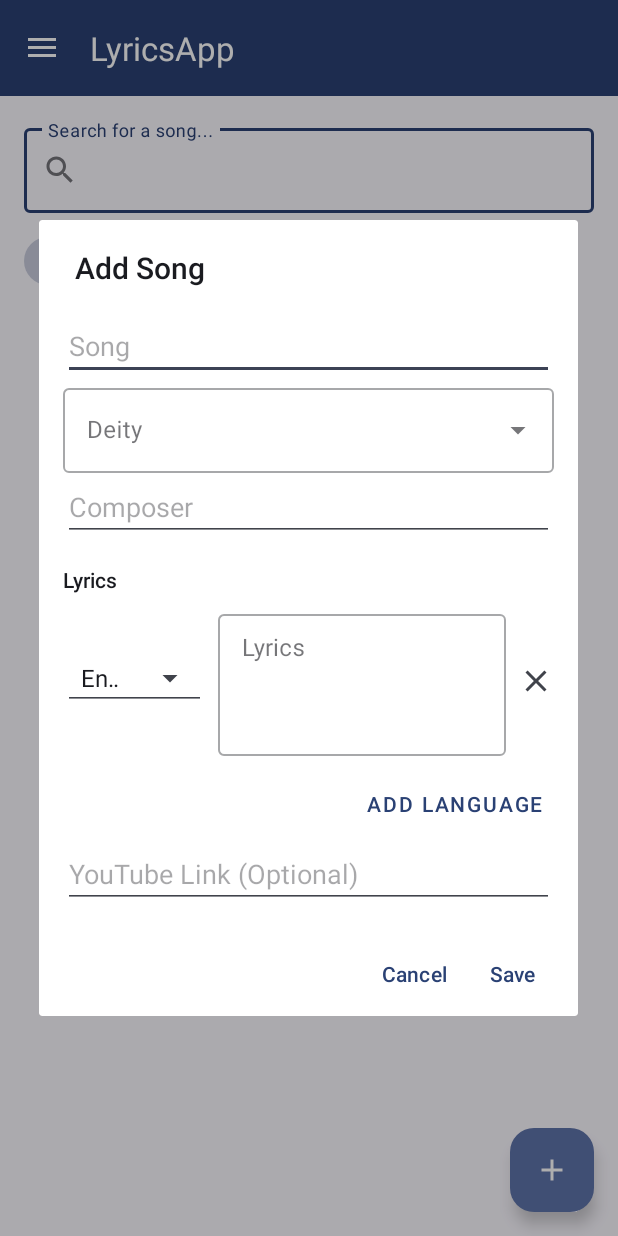
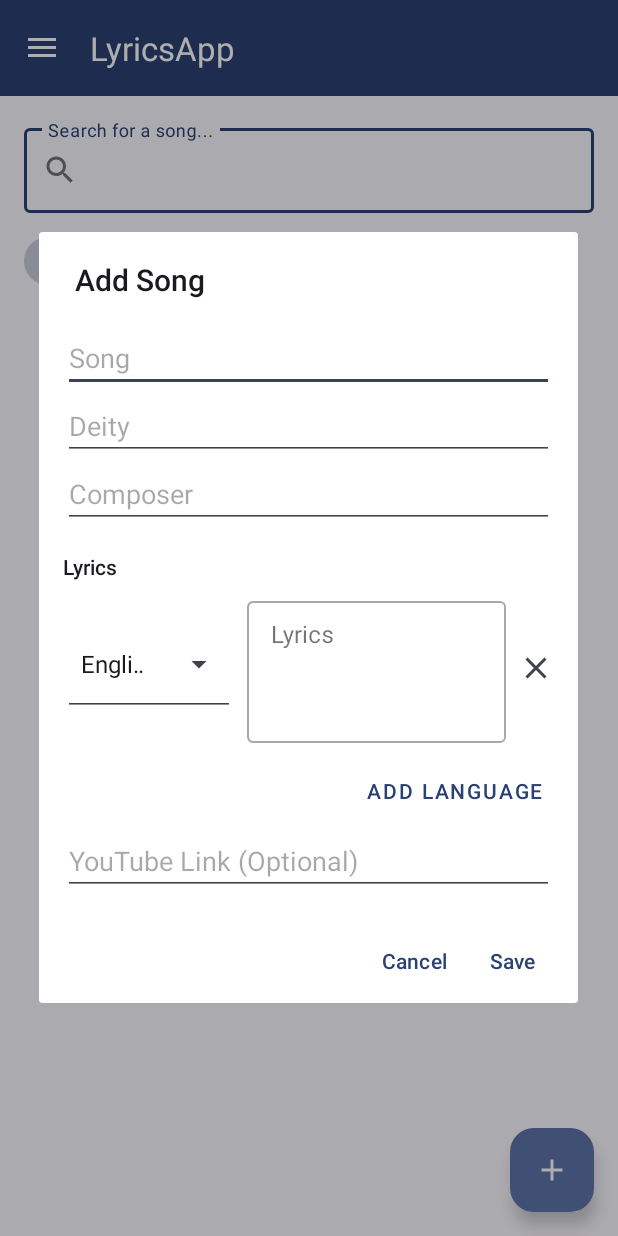
Before and after one commit to RustyAlgorithm44/LyricsApp, an Android app: the screen it shows after launch (MainActivity), after a tap on "Add song", on a phone screen of 412 x 824 dp. Run offline under Robolectric (Android 15) with nearby library versions, the phone set to English and light mode, and no system bars; our stand-ins replace Room's generated code.

Commit message:
feat: Update language handling, icons, and version

```diff
--- a/app/build.gradle.kts
+++ b/app/build.gradle.kts
@@ -14,8 +14,8 @@ android {
         applicationId = "com.guruguhan.lyricsapp"
         minSdk = 24
         targetSdk = 36
-        versionCode = 6
-        versionName = "1.2.2"
+        versionCode = 7
+        versionName = "1.2.3"
 
         testInstrumentationRunner = "androidx.test.runner.AndroidJUnitRunner"
     }
--- a/app/src/main/res/layout/activity_song_detail.xml
+++ b/app/src/main/res/layout/activity_song_detail.xml
@@ -93,7 +93,8 @@
                 android:layout_width="wrap_content"
                 android:layout_height="wrap_content"
                 android:layout_weight="0"
-                app:icon="@drawable/ic_menu"
+                app:icon="@drawable/ic_language_switch"
+                app:iconSize="25dp"
                 app:iconGravity="textStart"
                 app:iconPadding="0dp"
                 android:paddingLeft="12dp"
--- a/app/src/main/res/layout/dialog_add_song.xml
+++ b/app/src/main/res/layout/dialog_add_song.xml
@@ -11,15 +11,23 @@
         android:layout_width="match_parent"
         android:layout_height="wrap_content"/>
 
+    <EditText
+        android:id="@+id/inputDeityPlain"
+        android:hint="Deity"
+        android:layout_width="match_parent"
+        android:layout_height="wrap_content"
+        android:visibility="gone"/>
+
     <com.google.android.material.textfield.TextInputLayout
-        android:id="@+id/inputDeityLayout"
+        android:id="@+id/inputDeityDropdownLayout"
         android:layout_width="match_parent"
         android:layout_height="wrap_content"
         android:hint="Deity"
+        android:visibility="gone"
         style="@style/Widget.MaterialComponents.TextInputLayout.OutlinedBox.ExposedDropdownMenu">
 
         <AutoCompleteTextView
-            android:id="@+id/inputDeity"
+            android:id="@+id/autoCompleteDeityInput"
             android:layout_width="match_parent"
             android:layout_height="wrap_content"
             android:inputType="textCapWords" />
--- a/app/src/main/res/layout/item_language_input.xml
+++ b/app/src/main/res/layout/item_language_input.xml
@@ -5,11 +5,12 @@
     android:orientation="horizontal"
     android:gravity="center_vertical"
     android:paddingTop="8dp"
-    android:paddingBottom="8dp">
+    android:paddingBottom="8dp"
+    android:weightSum="5">
 
     <LinearLayout
         android:layout_width="0dp"
-        android:layout_weight="1"
+        android:layout_weight="2"
         android:layout_height="wrap_content"
         android:orientation="vertical">
 
@@ -38,7 +39,7 @@
 
     <com.google.android.material.textfield.TextInputLayout
         android:layout_width="0dp"
-        android:layout_weight="2"
+        android:layout_weight="3"
         android:layout_height="100dp"
         android:hint="Lyrics"
         android:layout_marginStart="8dp"
```
Also changed, not shown: app/src/main/java/com/guruguhan/lyricsapp/MainActivity.kt (+57 -12 lines), app/src/main/res/drawable/ic_language_switch.xml (added, +10 -0 lines), 2 other files.
